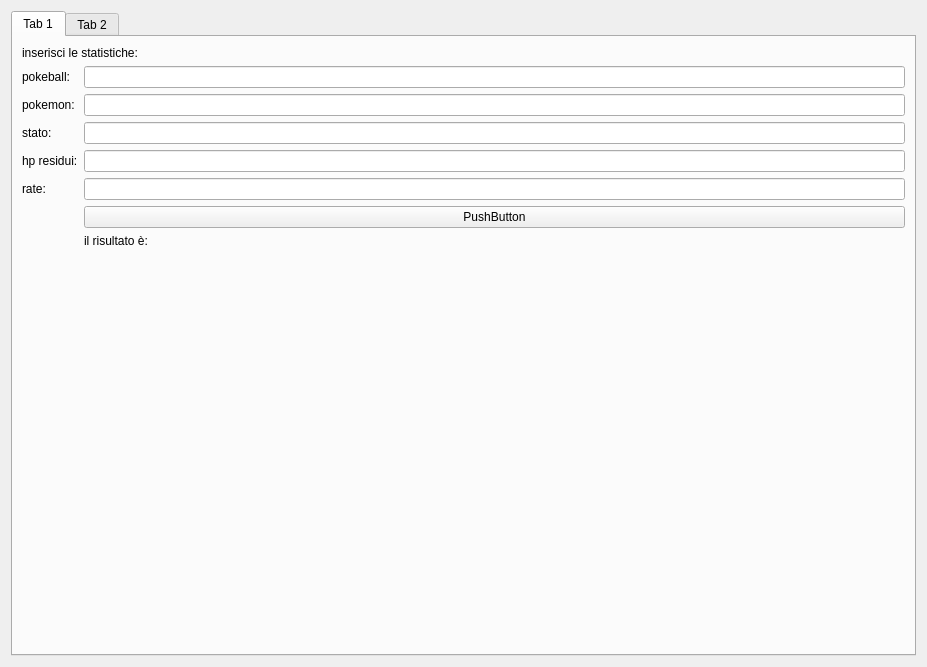
First picture: the form in view/ui/layout pokemon.ui, repository DavideNunin/poke, before the edit.
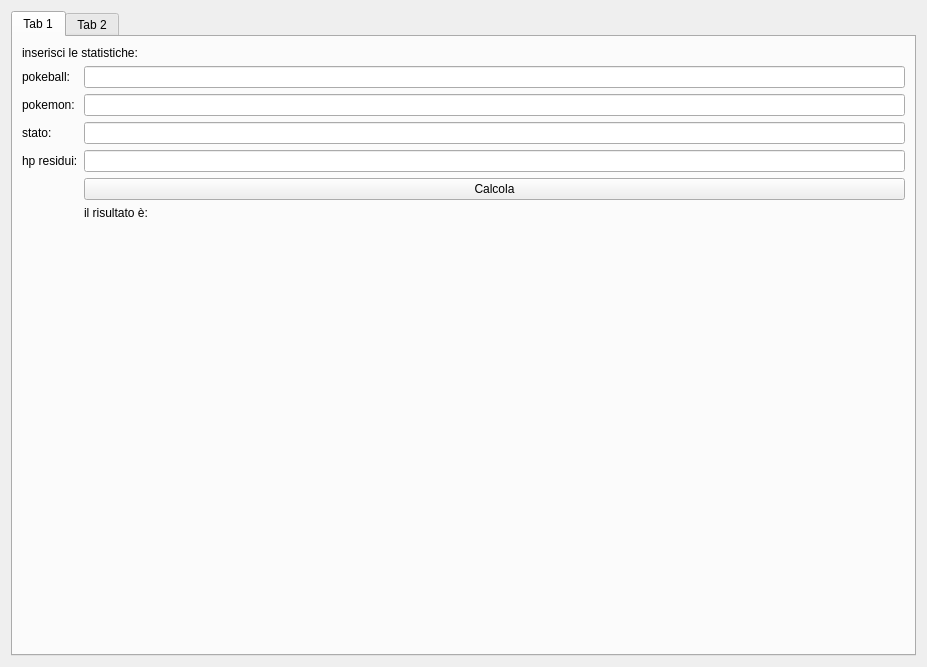
Second picture: the form after the edit.

```diff
--- a/view/ui/layout pokemon.ui
+++ b/view/ui/layout pokemon.ui
@@ -74,23 +74,6 @@
           <widget class="QLineEdit" name="lineEdit_4"/>
          </item>
          <item row="10" column="0">
-          <widget class="QLabel" name="label_6">
-           <property name="text">
-            <string>rate:</string>
-           </property>
-          </widget>
-         </item>
-         <item row="10" column="1">
-          <widget class="QLineEdit" name="lineEdit_5"/>
-         </item>
-         <item row="11" column="1">
-          <widget class="QPushButton" name="pushButton">
-           <property name="text">
-            <string>PushButton</string>
-           </property>
-          </widget>
-         </item>
-         <item row="11" column="0">
           <spacer name="horizontalSpacer">
            <property name="orientation">
             <enum>Qt::Horizontal</enum>
@@ -103,8 +86,15 @@
            </property>
           </spacer>
          </item>
-         <item row="12" column="1">
-          <widget class="QLabel" name="label_7">
+         <item row="10" column="1">
+          <widget class="QPushButton" name="pushButton">
+           <property name="text">
+            <string>Calcola</string>
+           </property>
+          </widget>
+         </item>
+         <item row="11" column="1">
+          <widget class="QLabel" name="result_label">
            <property name="text">
             <string>il risultato è:</string>
            </property>
```
Left out of the diff: 20 changed lines with no effect on the pictures.
